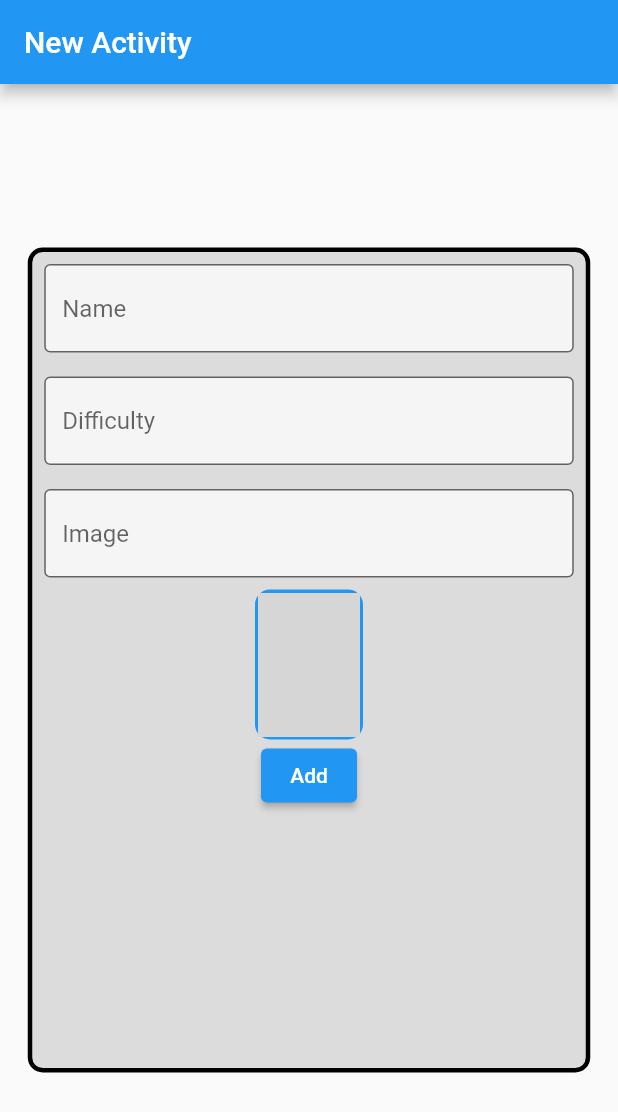
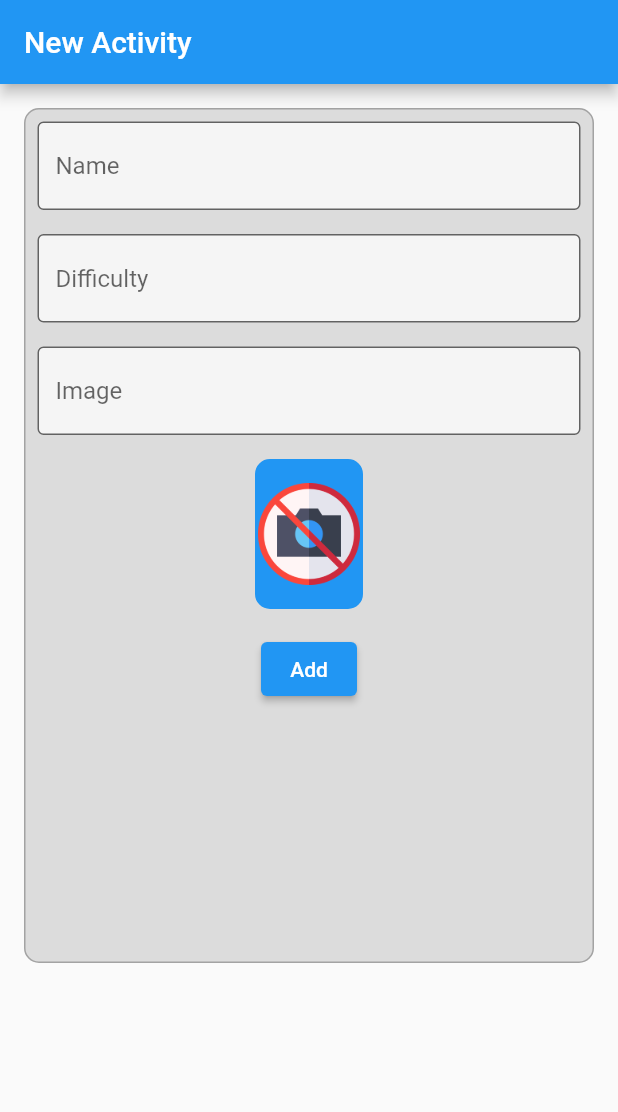
Before and after one commit to silveiraluisf/projeto-flutter-treino-3, a Flutter app: the screen it shows after launch, on a phone screen of 412 x 824 dp. Shown: the top 1112 px of the screen. Run offline on Flutter 3.47's test engine with Material 2 defaults, Android fonts, the phone set to English and light mode, and no system bars; network calls fail; grey boxes are pictures that could not be loaded.

Commit message:
adicionado icone no-photo, ajustado layout, ajustato text input type dos campos do formulario

```diff
--- a/lib/screens/form_screen.dart
+++ b/lib/screens/form_screen.dart
@@ -18,16 +18,17 @@ class _FormScreenState extends State<FormScreen> {
       appBar: AppBar(
         title: const Text('New Activity'),
       ),
-      body: Center(
+      body: SingleChildScrollView(
+        child: Center(
           child: Padding(
-          padding: const EdgeInsets.all(8.0),
+            padding: const EdgeInsets.all(16.0),
             child: Container(
-            height: 550,
-            width: 375,
+              height: 570,
+              width: 380,
               decoration: BoxDecoration(
                 color: Colors.black12,
                 borderRadius: BorderRadius.circular(10),
-              border: Border.all(width: 3),
+                border: Border.all(width: 1, color: Colors.black26),
               ),
               child: Column(
                 children: [
@@ -46,6 +47,7 @@ class _FormScreenState extends State<FormScreen> {
                   Padding(
                     padding: const EdgeInsets.all(8.0),
                     child: TextFormField(
+                      keyboardType: TextInputType.number,
                       controller: difficultyController,
                       decoration: const InputDecoration(
                         border: OutlineInputBorder(),
@@ -58,10 +60,9 @@ class _FormScreenState extends State<FormScreen> {
                   Padding(
                     padding: const EdgeInsets.all(8.0),
                     child: TextFormField(
-                    onChanged: (text){
-                      setState(() {
-
-                      });
+                      keyboardType: TextInputType.url,
+                      onChanged: (text) {
+                        setState(() {});
                       },
                       controller: imageController,
                       decoration: const InputDecoration(
@@ -72,7 +73,9 @@ class _FormScreenState extends State<FormScreen> {
                       ),
                     ),
                   ),
-                Container(
+                  Padding(
+                    padding: const EdgeInsets.all(8.0),
+                    child: Container(
                       height: 100,
                       width: 72,
                       decoration: BoxDecoration(
@@ -82,17 +85,29 @@ class _FormScreenState extends State<FormScreen> {
                       ),
                       child: ClipRRect(
                         borderRadius: BorderRadius.circular(10),
-                    child: Image.network(imageController.text, fit: BoxFit.cover,),
+                        child: Image.network(
+                          imageController.text,
+                          errorBuilder: (BuildContext context, Object exception,
+                              StackTrace? stackTrace) {
+                            return Image.asset('assets/images/no-photos.png');
+                          },
+                          fit: BoxFit.cover,
                         ),
                       ),
-                ElevatedButton(
+                    ),
+                  ),
+                  Padding(
+                    padding: const EdgeInsets.all(8.0),
+                    child: ElevatedButton(
                         onPressed: () {
                           print(nameController.text);
                           print(int.parse(difficultyController.text));
                           print(imageController.text);
                         },
-                    child: const Text('Add'))
+                        child: const Text('Add')),
+                  )
                 ],
+              ),
             ),
           ),
         ),
--- a/pubspec.yaml
+++ b/pubspec.yaml
@@ -60,9 +60,9 @@ flutter:
   uses-material-design: true
 
   # To add assets to your application, add an assets section, like this:
-  # assets:
-  #   - images/a_dot_burr.jpeg
-  #   - images/a_dot_ham.jpeg
+  assets:
+  - assets/images/no-photos.png
+
 
   # An image asset can refer to one or more resolution-specific "variants", see
   # https://flutter.dev/assets-and-images/#resolution-aware
```
Also changed, not shown: assets/images/no-photos.png (added). Lines whose indentation alone changed are shown as unchanged.
